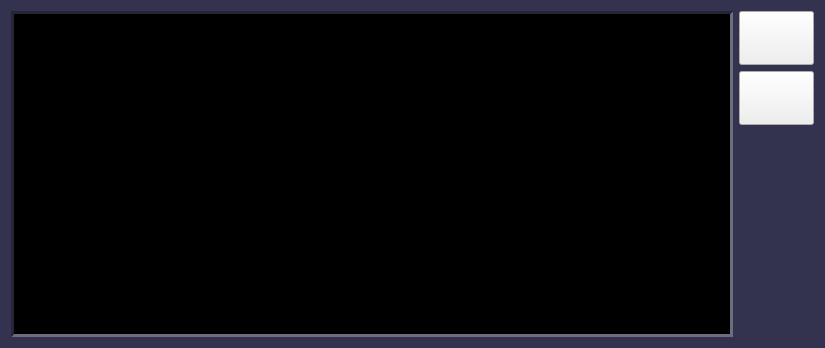
Old version of the form playlistview.ui in the repository Rodmg/linamp.
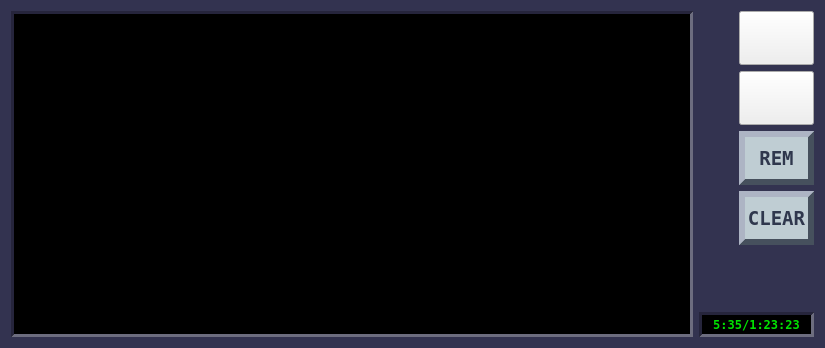
New version of the form. Icons and pictures are not drawn.

Commit message: Added window decorations

```diff
--- a/playlistview.ui
+++ b/playlistview.ui
@@ -151,6 +151,26 @@
    <item>
     <layout class="QVBoxLayout" name="plControlsContainer">
      <item>
+      <layout class="QHBoxLayout" name="horizontalLayout_2">
+       <item>
+        <spacer name="horizontalSpacer">
+         <property name="orientation">
+          <enum>Qt::Horizontal</enum>
+         </property>
+         <property name="sizeType">
+          <enum>QSizePolicy::Minimum</enum>
+         </property>
+         <property name="sizeHint" stdset="0">
+          <size>
+           <width>40</width>
+           <height>20</height>
+          </size>
+         </property>
+        </spacer>
+       </item>
+       <item>
+        <layout class="QVBoxLayout" name="verticalLayout_2">
+         <item>
       <widget class="QPushButton" name="goPlayerButton">
        <property name="minimumSize">
         <size>
@@ -213,6 +233,104 @@
       </widget>
      </item>
      <item>
+          <widget class="QPushButton" name="removeButton">
+           <property name="minimumSize">
+            <size>
+             <width>75</width>
+             <height>54</height>
+            </size>
+           </property>
+           <property name="maximumSize">
+            <size>
+             <width>75</width>
+             <height>54</height>
+            </size>
+           </property>
+           <property name="font">
+            <font>
+             <family>Bitstream Vera Sans Mono</family>
+             <pointsize>14</pointsize>
+             <bold>true</bold>
+            </font>
+           </property>
+           <property name="styleSheet">
+            <string notr="true">#removeButton {
+	color: #2f374d;
+	border-top: 6px solid #adb4c4;
+	border-left: 6px solid #adb4c4;
+	border-right: 6px solid #46505d;
+	border-bottom: 6px solid #46505d;
+	border-radius: 0px;
+	background: solid;
+	background-color: #bfcdd3;
+}
+
+#removeButton:pressed {
+	color: #000000;
+	border-top: 10px solid #0b0f16;
+	border-left: 10px solid #0b0f16;
+	border-right: 2px solid #677986;
+	border-bottom: 2px solid #677986;
+	background-color: #798a9e
+}</string>
+           </property>
+           <property name="text">
+            <string>REM</string>
+           </property>
+          </widget>
+         </item>
+         <item>
+          <widget class="QPushButton" name="clearButton">
+           <property name="minimumSize">
+            <size>
+             <width>75</width>
+             <height>54</height>
+            </size>
+           </property>
+           <property name="maximumSize">
+            <size>
+             <width>75</width>
+             <height>54</height>
+            </size>
+           </property>
+           <property name="font">
+            <font>
+             <family>Bitstream Vera Sans Mono</family>
+             <pointsize>14</pointsize>
+             <bold>true</bold>
+            </font>
+           </property>
+           <property name="styleSheet">
+            <string notr="true">#clearButton {
+	color: #2f374d;
+	border-top: 6px solid #adb4c4;
+	border-left: 6px solid #adb4c4;
+	border-right: 6px solid #46505d;
+	border-bottom: 6px solid #46505d;
+	border-radius: 0px;
+	background: solid;
+	background-color: #bfcdd3;
+}
+
+#clearButton:pressed {
+	color: #000000;
+	border-top: 10px solid #0b0f16;
+	border-left: 10px solid #0b0f16;
+	border-right: 2px solid #677986;
+	border-bottom: 2px solid #677986;
+	background-color: #798a9e
+}</string>
+           </property>
+           <property name="text">
+            <string>CLEAR</string>
+           </property>
+          </widget>
+         </item>
+        </layout>
+       </item>
+      </layout>
+     </item>
+     <item>
       <spacer name="verticalSpacer">
        <property name="orientation">
         <enum>Qt::Vertical</enum>
@@ -225,6 +343,193 @@
        </property>
       </spacer>
      </item>
+     <item>
+      <widget class="QFrame" name="plDurationFrame">
+       <property name="minimumSize">
+        <size>
+         <width>0</width>
+         <height>0</height>
+        </size>
+       </property>
+       <property name="styleSheet">
+        <string notr="true">#plDurationFrame {
+	background-color: #000000;
+	border-top: 3px solid #26253c;
+	border-right: 3px solid #6d6d7f;
+	border-bottom: 3px solid #6d6d7f;
+	border-left: 3px solid #26253c;
+}</string>
+       </property>
+       <property name="frameShape">
+        <enum>QFrame::StyledPanel</enum>
+       </property>
+       <property name="frameShadow">
+        <enum>QFrame::Raised</enum>
+       </property>
+       <layout class="QVBoxLayout" name="verticalLayout">
+        <property name="spacing">
+         <number>0</number>
+        </property>
+        <property name="leftMargin">
+         <number>2</number>
+        </property>
+        <property name="topMargin">
+         <number>2</number>
+        </property>
+        <property name="rightMargin">
+         <number>2</number>
+        </property>
+        <property name="bottomMargin">
+         <number>2</number>
+        </property>
+        <item>
+         <widget class="QLabel" name="plDuration">
+          <property name="minimumSize">
+           <size>
+            <width>100</width>
+            <height>0</height>
+           </size>
+          </property>
+          <property name="palette">
+           <palette>
+            <active>
+             <colorrole role="WindowText">
+              <brush brushstyle="SolidPattern">
+               <color alpha="255">
+                <red>0</red>
+                <green>226</green>
+                <blue>0</blue>
+               </color>
+              </brush>
+             </colorrole>
+             <colorrole role="Text">
+              <brush brushstyle="SolidPattern">
+               <color alpha="255">
+                <red>0</red>
+                <green>226</green>
+                <blue>0</blue>
+               </color>
+              </brush>
+             </colorrole>
+             <colorrole role="ButtonText">
+              <brush brushstyle="SolidPattern">
+               <color alpha="255">
+                <red>0</red>
+                <green>226</green>
+                <blue>0</blue>
+               </color>
+              </brush>
+             </colorrole>
+             <colorrole role="PlaceholderText">
+              <brush brushstyle="SolidPattern">
+               <color alpha="128">
+                <red>0</red>
+                <green>226</green>
+                <blue>0</blue>
+               </color>
+              </brush>
+             </colorrole>
+            </active>
+            <inactive>
+             <colorrole role="WindowText">
+              <brush brushstyle="SolidPattern">
+               <color alpha="255">
+                <red>0</red>
+                <green>226</green>
+                <blue>0</blue>
+               </color>
+              </brush>
+             </colorrole>
+             <colorrole role="Text">
+              <brush brushstyle="SolidPattern">
+               <color alpha="255">
+                <red>0</red>
+                <green>226</green>
+                <blue>0</blue>
+               </color>
+              </brush>
+             </colorrole>
+             <colorrole role="ButtonText">
+              <brush brushstyle="SolidPattern">
+               <color alpha="255">
+                <red>0</red>
+                <green>226</green>
+                <blue>0</blue>
+               </color>
+              </brush>
+             </colorrole>
+             <colorrole role="PlaceholderText">
+              <brush brushstyle="SolidPattern">
+               <color alpha="128">
+                <red>0</red>
+                <green>226</green>
+                <blue>0</blue>
+               </color>
+              </brush>
+             </colorrole>
+            </inactive>
+            <disabled>
+             <colorrole role="WindowText">
+              <brush brushstyle="SolidPattern">
+               <color alpha="255">
+                <red>0</red>
+                <green>226</green>
+                <blue>0</blue>
+               </color>
+              </brush>
+             </colorrole>
+             <colorrole role="Text">
+              <brush brushstyle="SolidPattern">
+               <color alpha="255">
+                <red>0</red>
+                <green>226</green>
+                <blue>0</blue>
+               </color>
+              </brush>
+             </colorrole>
+             <colorrole role="ButtonText">
+              <brush brushstyle="SolidPattern">
+               <color alpha="255">
+                <red>0</red>
+                <green>226</green>
+                <blue>0</blue>
+               </color>
+              </brush>
+             </colorrole>
+             <colorrole role="PlaceholderText">
+              <brush brushstyle="SolidPattern">
+               <color alpha="128">
+                <red>0</red>
+                <green>226</green>
+                <blue>0</blue>
+               </color>
+              </brush>
+             </colorrole>
+            </disabled>
+           </palette>
+          </property>
+          <property name="font">
+           <font>
+            <family>Bitstream Vera Sans Mono</family>
+            <bold>true</bold>
+           </font>
+          </property>
+          <property name="styleSheet">
+           <string notr="true">#plDuration {
+	color: #00e200;
+}</string>
+          </property>
+          <property name="text">
+           <string>5:35/1:23:23</string>
+          </property>
+          <property name="alignment">
+           <set>Qt::AlignCenter</set>
+          </property>
+         </widget>
+        </item>
+       </layout>
+      </widget>
+     </item>
     </layout>
    </item>
   </layout>
```
Left out of the diff: 9 changed lines with no effect on the pictures. Lines whose indentation alone changed are shown as unchanged. The commit also changes 13 other files.
